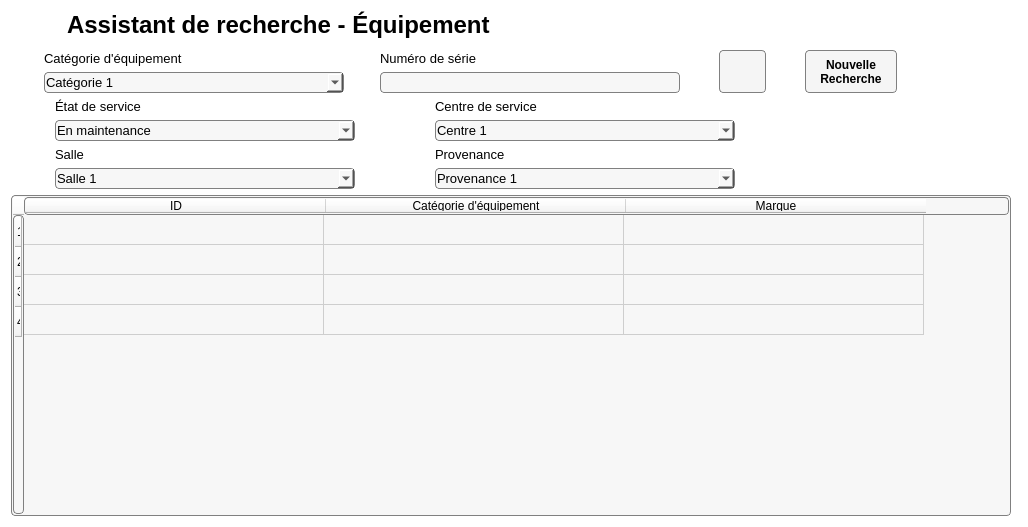
First picture: the form in Interface/FenetresEnUI/fenetreRechEquip.ui, repository ProjetPC2/SIMM2.0-DEV, before the edit.
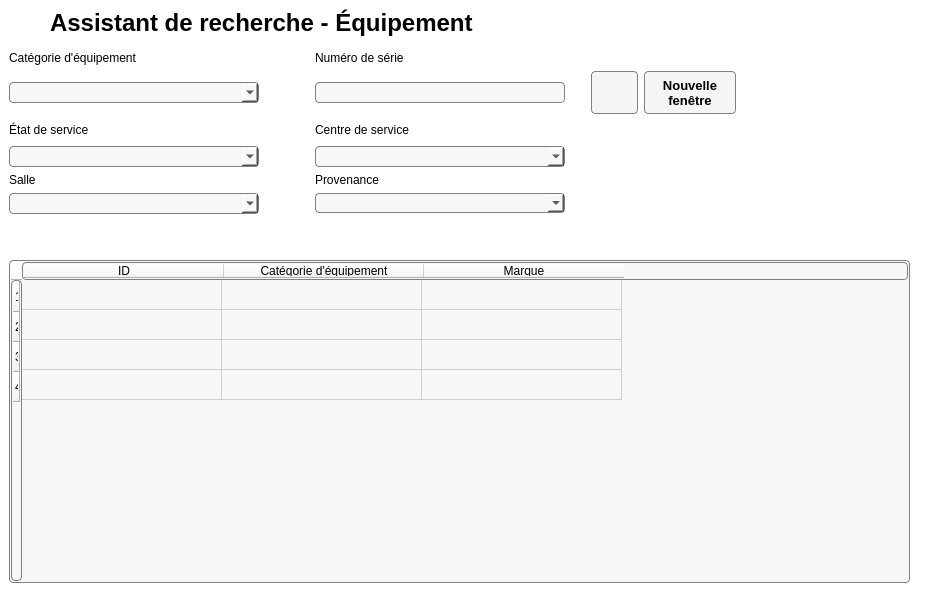
Second picture: the form after the edit. Icons and pictures are not drawn.

Commit message: modif de la fenetre de sab

```diff
--- a/Interface/FenetresEnUI/fenetreRechEquip.ui
+++ b/Interface/FenetresEnUI/fenetreRechEquip.ui
@@ -1,32 +1,70 @@
 <?xml version="1.0" encoding="UTF-8"?>
 <ui version="4.0">
- <class>RechercheEquipement</class>
- <widget class="QWidget" name="RechercheEquipement">
+ <class>MainWindow</class>
+ <widget class="QMainWindow" name="MainWindow">
   <property name="geometry">
    <rect>
     <x>0</x>
     <y>0</y>
-    <width>1028</width>
-    <height>527</height>
+    <width>925</width>
+    <height>614</height>
    </rect>
   </property>
   <property name="windowTitle">
    <string>Form</string>
   </property>
   <property name="styleSheet">
-   <string notr="true">background: white;</string>
+   <string notr="true">QWidget{
+background: white;
+}
+
+QComboBox
+{
+padding: 1px;
+border-style: solid;
+border: 1px solid gray;
+border-radius: 4px;
+background:rgb(247,247,247);
+}
+
+QPushButton {
+color: black;
+background-color:rgb(245, 245, 245);
+border-width: 1px;
+border-color: grey;
+border-style: solid;
+border-radius: 4px;
+
+}
+
+QPushButton:hover {
+background-color: qlineargradient(x1: 0, y1: 1, x2: 0, y2: 0, stop: 0 #edf2f8, stop: 1 #c8d9ea);
+}
+
+QPushButton:pressed {
+background-color: rgb(193, 213, 243);
+}</string>
   </property>
+  <widget class="QWidget" name="centralwidget">
   <layout class="QGridLayout" name="gridLayout_4">
-   <item row="0" column="0">
-    <layout class="QGridLayout" name="gridLayout_6">
+    <item row="1" column="0" colspan="2">
+     <layout class="QGridLayout" name="gridLayout_2">
      <item row="0" column="0">
       <widget class="QLabel" name="logoLoupe">
        <property name="maximumSize">
         <size>
-         <width>50</width>
-         <height>80</height>
-        </size>
-       </property>
+          <width>35</width>
+          <height>16777215</height>
+         </size>
+        </property>
+        <property name="font">
+         <font>
+          <pointsize>10</pointsize>
+         </font>
+        </property>
+        <property name="styleSheet">
+         <string notr="true">background: white;</string>
+        </property>
        <property name="text">
         <string/>
        </property>
@@ -35,27 +73,10 @@
        </property>
       </widget>
      </item>
-     <item row="0" column="3">
-      <spacer name="horizontalSpacer_9">
-       <property name="orientation">
-        <enum>Qt::Horizontal</enum>
-       </property>
-       <property name="sizeType">
-        <enum>QSizePolicy::Fixed</enum>
-       </property>
-       <property name="sizeHint" stdset="0">
-        <size>
-         <width>300</width>
-         <height>20</height>
-        </size>
-       </property>
-      </spacer>
-     </item>
      <item row="0" column="1">
       <widget class="QLabel" name="labelTitre">
        <property name="font">
         <font>
-         <family>MS Shell Dlg 2</family>
          <pointsize>18</pointsize>
          <weight>75</weight>
          <bold>true</bold>
@@ -69,210 +90,7 @@
        </property>
       </widget>
      </item>
-    </layout>
-   </item>
-   <item row="1" column="0">
-    <spacer name="verticalSpacer">
-     <property name="orientation">
-      <enum>Qt::Vertical</enum>
-     </property>
-     <property name="sizeType">
-      <enum>QSizePolicy::Fixed</enum>
-     </property>
-     <property name="sizeHint" stdset="0">
-      <size>
-       <width>20</width>
-       <height>5</height>
-      </size>
-     </property>
-    </spacer>
-   </item>
-   <item row="2" column="0">
-    <layout class="QVBoxLayout" name="verticalLayout">
-     <item>
-      <layout class="QGridLayout" name="gridLayout_5">
        <item row="0" column="4">
-        <widget class="QPushButton" name="boutonActualiser">
-         <property name="minimumSize">
-          <size>
-           <width>47</width>
-           <height>43</height>
-          </size>
-         </property>
-         <property name="maximumSize">
-          <size>
-           <width>47</width>
-           <height>43</height>
-          </size>
-         </property>
-         <property name="cursor">
-          <cursorShape>PointingHandCursor</cursorShape>
-         </property>
-         <property name="styleSheet">
-          <string notr="true">QPushButton {
-color: black;
-background-color:rgb(245, 245, 245);
-border-width: 1px;
-border-color: grey;
-border-style: solid;
-border-radius: 4px;
-padding: 3px;
-font: bold 12px;
-padding-left: 5px;
-padding-right: 5px;
-min-width: 35px;
-max-width:35px;
-min-height: 35px;
-max-height: 35px;
-}
-
-QPushButton:hover {
-background-color: qlineargradient(x1: 0, y1: 1, x2: 0, y2: 0, stop: 0 #edf2f8, stop: 1 #c8d9ea);
-}
-
-QPushButton:pressed {
-background-color: rgb(193, 213, 243);
-}
-</string>
-         </property>
-         <property name="text">
-          <string/>
-         </property>
-         <property name="icon">
-          <iconset>
-           <normaloff>Images/refresh-button-2.png</normaloff>Images/refresh-button-2.png</iconset>
-         </property>
-         <property name="iconSize">
-          <size>
-           <width>50</width>
-           <height>50</height>
-          </size>
-         </property>
-        </widget>
-       </item>
-       <item row="0" column="3">
-        <layout class="QGridLayout" name="gridLayout_9">
-         <item row="0" column="0">
-          <widget class="QLabel" name="labelCategorieEquipement">
-           <property name="font">
-            <font>
-             <family>MS Shell Dlg 2</family>
-             <pointsize>10</pointsize>
-            </font>
-           </property>
-           <property name="styleSheet">
-            <string notr="true">background: white;</string>
-           </property>
-           <property name="text">
-            <string>Catégorie d'équipement</string>
-           </property>
-          </widget>
-         </item>
-         <item row="1" column="2">
-          <widget class="QLineEdit" name="lineEditNumeroSerie">
-           <property name="maximumSize">
-            <size>
-             <width>300</width>
-             <height>16777215</height>
-            </size>
-           </property>
-           <property name="font">
-            <font>
-             <pointsize>10</pointsize>
-            </font>
-           </property>
-           <property name="styleSheet">
-            <string notr="true">padding: 1px;
-border-style: solid;
-border: 1px solid gray;
-border-radius: 4px;
-background:rgb(247,247,247);</string>
-           </property>
-          </widget>
-         </item>
-         <item row="1" column="0">
-          <widget class="QComboBox" name="comboBoxCategorieEquipement">
-           <property name="minimumSize">
-            <size>
-             <width>300</width>
-             <height>0</height>
-            </size>
-           </property>
-           <property name="maximumSize">
-            <size>
-             <width>300</width>
-             <height>16777215</height>
-            </size>
-           </property>
-           <property name="font">
-            <font>
-             <pointsize>10</pointsize>
-            </font>
-           </property>
-           <property name="styleSheet">
-            <string notr="true">padding: 1px;
-border-style: solid;
-border: 1px solid gray;
-border-radius: 4px;
-background:rgb(247,247,247);</string>
-           </property>
-           <item>
-            <property name="text">
-             <string>Catégorie 1</string>
-            </property>
-           </item>
-           <item>
-            <property name="text">
-             <string>Catégorie 2</string>
-            </property>
-           </item>
-           <item>
-            <property name="text">
-             <string>Catégorie 3</string>
-            </property>
-           </item>
-           <item>
-            <property name="text">
-             <string>Catégorie 4</string>
-            </property>
-           </item>
-          </widget>
-         </item>
-         <item row="0" column="2">
-          <widget class="QLabel" name="labelNumeroSerie">
-           <property name="font">
-            <font>
-             <family>MS Shell Dlg 2</family>
-             <pointsize>10</pointsize>
-            </font>
-           </property>
-           <property name="styleSheet">
-            <string notr="true">background: white;</string>
-           </property>
-           <property name="text">
-            <string>Numéro de série</string>
-           </property>
-          </widget>
-         </item>
-         <item row="1" column="1">
-          <spacer name="horizontalSpacer">
-           <property name="orientation">
-            <enum>Qt::Horizontal</enum>
-           </property>
-           <property name="sizeType">
-            <enum>QSizePolicy::Fixed</enum>
-           </property>
-           <property name="sizeHint" stdset="0">
-            <size>
-             <width>30</width>
-             <height>20</height>
-            </size>
-           </property>
-          </spacer>
-         </item>
-        </layout>
-       </item>
-       <item row="0" column="6">
         <spacer name="horizontalSpacer_2">
          <property name="orientation">
           <enum>Qt::Horizontal</enum>
@@ -282,85 +100,72 @@
          </property>
          <property name="sizeHint" stdset="0">
           <size>
-           <width>80</width>
+          <width>180</width>
            <height>20</height>
           </size>
          </property>
         </spacer>
        </item>
-       <item row="0" column="5">
-        <widget class="QPushButton" name="boutonNouvelleRecherche">
-         <property name="minimumSize">
-          <size>
-           <width>92</width>
-           <height>43</height>
-          </size>
-         </property>
-         <property name="maximumSize">
+      <item row="1" column="1">
+       <spacer name="verticalSpacer_2">
+        <property name="orientation">
+         <enum>Qt::Vertical</enum>
+        </property>
+        <property name="sizeType">
+         <enum>QSizePolicy::Fixed</enum>
+        </property>
+        <property name="sizeHint" stdset="0">
           <size>
-           <width>92</width>
-           <height>43</height>
-          </size>
-         </property>
-         <property name="font">
-          <font>
-           <pointsize>-1</pointsize>
-           <weight>75</weight>
-           <italic>false</italic>
-           <bold>true</bold>
-          </font>
-         </property>
-         <property name="cursor">
-          <cursorShape>PointingHandCursor</cursorShape>
-         </property>
-         <property name="styleSheet">
-          <string notr="true">QPushButton {
-color: black;
-background-color:rgb(245, 245, 245);
-border-width: 1px;
-border-color: grey;
-border-style: solid;
-border-radius: 4px;
-padding: 3px;
-font: bold 12px;
-padding-left: 5px;
-padding-right: 5px;
-min-width: 80px;
-max-width: 80px;
-min-height: 35px;
-max-height: 35px;
-}
-
-QPushButton:hover {
-background-color: qlineargradient(x1: 0, y1: 1, x2: 0, y2: 0, stop: 0 #edf2f8, stop: 1 #c8d9ea);
-}
-
-QPushButton:pressed {
-background-color: rgb(193, 213, 243);
-}
-</string>
-         </property>
-         <property name="text">
-          <string>Nouvelle
-Recherche</string>
-         </property>
-        </widget>
+          <width>40</width>
+          <height>8</height>
+         </size>
+        </property>
+       </spacer>
        </item>
       </layout>
      </item>
-     <item>
+    <item row="2" column="0">
       <layout class="QGridLayout" name="gridLayout_3">
-       <item row="1" column="2">
+      <item row="0" column="0">
+       <layout class="QHBoxLayout" name="horizontalLayout_2">
+        <item>
+         <layout class="QGridLayout" name="gridLayout">
+          <item row="0" column="0" alignment="Qt::AlignLeft">
+           <widget class="QLabel" name="labelCategorieEquipement">
+            <property name="styleSheet">
+             <string notr="true">background: white;</string>
+            </property>
+            <property name="text">
+             <string>Catégorie d'équipement</string>
+            </property>
+           </widget>
+          </item>
+          <item row="3" column="2">
         <widget class="QComboBox" name="comboBoxCentreService">
-         <property name="sizePolicy">
-          <sizepolicy hsizetype="Expanding" vsizetype="Fixed">
-           <horstretch>0</horstretch>
-           <verstretch>0</verstretch>
-          </sizepolicy>
+            <property name="minimumSize">
+             <size>
+              <width>250</width>
+              <height>0</height>
+             </size>
+            </property>
+            <property name="font">
+             <font>
+              <pointsize>10</pointsize>
+             </font>
+            </property>
+           </widget>
+          </item>
+          <item row="3" column="0">
+           <widget class="QComboBox" name="comboBoxEtatService">
+            <property name="minimumSize">
+             <size>
+              <width>250</width>
+              <height>0</height>
+             </size>
          </property>
          <property name="maximumSize">
           <size>
-           <width>300</width>
+              <width>250</width>
            <height>16777215</height>
           </size>
          </property>
@@ -369,38 +174,10 @@
            <pointsize>10</pointsize>
           </font>
          </property>
-         <property name="styleSheet">
-          <string notr="true">padding: 1px;
-border-style: solid;
-border: 1px solid gray;
-border-radius: 4px;
-background:rgb(247,247,247);</string>
-         </property>
-         <item>
-          <property name="text">
-           <string>Centre 1</string>
-          </property>
-         </item>
-         <item>
-          <property name="text">
-           <string>Centre 2</string>
-          </property>
-         </item>
-         <item>
-          <property name="text">
-           <string>Centre 3</string>
-          </property>
-         </item>
-        </widget>
-       </item>
-       <item row="0" column="0">
+           </widget>
+          </item>
+          <item row="2" column="0">
         <widget class="QLabel" name="labelEtatService">
-         <property name="font">
-          <font>
-           <family>MS Shell Dlg 2</family>
-           <pointsize>10</pointsize>
-          </font>
-         </property>
          <property name="styleSheet">
           <string notr="true">background: white;</string>
          </property>
@@ -409,24 +186,18 @@
          </property>
         </widget>
        </item>
-       <item row="1" column="1">
-        <spacer name="horizontalSpacer_3">
-         <property name="orientation">
-          <enum>Qt::Horizontal</enum>
-         </property>
-         <property name="sizeType">
-          <enum>QSizePolicy::Fixed</enum>
-         </property>
-         <property name="sizeHint" stdset="0">
+          <item row="5" column="2">
+           <widget class="QComboBox" name="comboBoxProvenance">
+            <property name="minimumSize">
           <size>
-           <width>30</width>
-           <height>20</height>
-          </size>
-         </property>
-        </spacer>
-       </item>
-       <item row="1" column="3">
-        <spacer name="horizontalSpacer_4">
+              <width>250</width>
+              <height>0</height>
+             </size>
+            </property>
+           </widget>
+          </item>
+          <item row="2" column="1">
+           <spacer name="horizontalSpacer">
          <property name="orientation">
           <enum>Qt::Horizontal</enum>
          </property>
@@ -435,20 +206,14 @@
          </property>
          <property name="sizeHint" stdset="0">
           <size>
-           <width>230</width>
+              <width>50</width>
            <height>20</height>
           </size>
          </property>
         </spacer>
        </item>
-       <item row="0" column="2">
+          <item row="2" column="2">
         <widget class="QLabel" name="labelCentreService">
-         <property name="font">
-          <font>
-           <family>MS Shell Dlg 2</family>
-           <pointsize>10</pointsize>
-          </font>
-         </property>
          <property name="styleSheet">
           <string notr="true">background: white;</string>
          </property>
@@ -458,16 +223,16 @@
         </widget>
        </item>
        <item row="1" column="0">
-        <widget class="QComboBox" name="comboBoxEtatService">
+           <widget class="QComboBox" name="comboBoxCategorieEquipement">
          <property name="minimumSize">
           <size>
-           <width>300</width>
+              <width>250</width>
            <height>0</height>
           </size>
          </property>
          <property name="maximumSize">
           <size>
-           <width>300</width>
+              <width>250</width>
            <height>16777215</height>
           </size>
          </property>
@@ -476,39 +241,19 @@
            <pointsize>10</pointsize>
           </font>
          </property>
-         <property name="styleSheet">
-          <string notr="true">padding: 1px;
-border-style: solid;
-border: 1px solid gray;
-border-radius: 4px;
-background:rgb(247,247,247);</string>
-         </property>
-         <item>
-          <property name="text">
-           <string>En maintenance</string>
-          </property>
-         </item>
-         <item>
-          <property name="text">
-           <string>En réparation</string>
-          </property>
-         </item>
-         <item>
-          <property name="text">
-           <string>Au rebus</string>
-          </property>
-         </item>
-        </widget>
-       </item>
-      </layout>
-     </item>
-     <item>
-      <layout class="QGridLayout" name="gridLayout">
+           </widget>
+          </item>
        <item row="1" column="2">
-        <widget class="QComboBox" name="comboBoxProvenance">
+           <widget class="QLineEdit" name="lineEditNumeroSerie">
+            <property name="minimumSize">
+             <size>
+              <width>250</width>
+              <height>0</height>
+             </size>
+            </property>
          <property name="maximumSize">
           <size>
-           <width>300</width>
+              <width>250</width>
            <height>16777215</height>
           </size>
          </property>
@@ -524,34 +269,29 @@
 border-radius: 4px;
 background:rgb(247,247,247);</string>
          </property>
-         <item>
-          <property name="text">
-           <string>Provenance 1</string>
-          </property>
-         </item>
-         <item>
-          <property name="text">
-           <string>Provenance 2</string>
-          </property>
-         </item>
-         <item>
+           </widget>
+          </item>
+          <item row="0" column="2">
+           <widget class="QLabel" name="labelNumeroSerie">
+            <property name="styleSheet">
+             <string notr="true">background: white;</string>
+            </property>
           <property name="text">
-           <string>Provenance 3</string>
-          </property>
-         </item>
-        </widget>
-       </item>
-       <item row="1" column="0">
+             <string>Numéro de série</string>
+            </property>
+           </widget>
+          </item>
+          <item row="5" column="0">
         <widget class="QComboBox" name="comboBoxSalle">
          <property name="minimumSize">
           <size>
-           <width>300</width>
+              <width>250</width>
            <height>0</height>
           </size>
          </property>
          <property name="maximumSize">
           <size>
-           <width>300</width>
+              <width>250</width>
            <height>16777215</height>
           </size>
          </property>
@@ -560,54 +300,10 @@
            <pointsize>10</pointsize>
           </font>
          </property>
-         <property name="styleSheet">
-          <string notr="true">padding: 1px;
-border-style: solid;
-border: 1px solid gray;
-border-radius: 4px;
-background:rgb(247,247,247);</string>
-         </property>
-         <item>
-          <property name="text">
-           <string>Salle 1</string>
-          </property>
-         </item>
-         <item>
-          <property name="text">
-           <string>Salle 2</string>
-          </property>
-         </item>
-         <item>
-          <property name="text">
-           <string>Salle 3</string>
-          </property>
-         </item>
-        </widget>
-       </item>
-       <item row="1" column="3">
-        <spacer name="horizontalSpacer_6">
-         <property name="orientation">
-          <enum>Qt::Horizontal</enum>
-         </property>
-         <property name="sizeType">
-          <enum>QSizePolicy::Fixed</enum>
-         </property>
-         <property name="sizeHint" stdset="0">
-          <size>
-           <width>230</width>
-           <height>20</height>
-          </size>
-         </property>
-        </spacer>
-       </item>
-       <item row="0" column="2">
+           </widget>
+          </item>
+          <item row="4" column="2">
         <widget class="QLabel" name="labelProvenance">
-         <property name="font">
-          <font>
-           <family>MS Shell Dlg 2</family>
-           <pointsize>10</pointsize>
-          </font>
-         </property>
          <property name="styleSheet">
           <string notr="true">background: white;</string>
          </property>
@@ -616,30 +312,8 @@
          </property>
         </widget>
        </item>
-       <item row="1" column="1">
-        <spacer name="horizontalSpacer_5">
-         <property name="orientation">
-          <enum>Qt::Horizontal</enum>
-         </property>
-         <property name="sizeType">
-          <enum>QSizePolicy::Fixed</enum>
-         </property>
-         <property name="sizeHint" stdset="0">
-          <size>
-           <width>30</width>
-           <height>20</height>
-          </size>
-         </property>
-        </spacer>
-       </item>
-       <item row="0" column="0">
+          <item row="4" column="0">
         <widget class="QLabel" name="labelSalle">
-         <property name="font">
-          <font>
-           <family>MS Shell Dlg 2</family>
-           <pointsize>10</pointsize>
-          </font>
-         </property>
          <property name="styleSheet">
           <string notr="true">background: white;</string>
          </property>
@@ -648,28 +322,123 @@
          </property>
         </widget>
        </item>
-      </layout>
-     </item>
-     <item>
-      <layout class="QGridLayout" name="gridLayout_2">
-       <item row="0" column="0">
+          <item row="1" column="4">
+           <widget class="QPushButton" name="boutonActualiser">
+            <property name="minimumSize">
+             <size>
+              <width>47</width>
+              <height>43</height>
+             </size>
+            </property>
+            <property name="maximumSize">
+             <size>
+              <width>47</width>
+              <height>43</height>
+             </size>
+            </property>
+            <property name="cursor">
+             <cursorShape>PointingHandCursor</cursorShape>
+            </property>
+            <property name="text">
+             <string/>
+            </property>
+            <property name="icon">
+             <iconset>
+              <normaloff>../Documents/GitHub/SIMM2.0-DEV/Interface/FenetresEnUI/Images/refresh-button-2.png</normaloff>../Documents/GitHub/SIMM2.0-DEV/Interface/FenetresEnUI/Images/refresh-button-2.png</iconset>
+            </property>
+            <property name="iconSize">
+             <size>
+              <width>50</width>
+              <height>50</height>
+             </size>
+            </property>
+           </widget>
+          </item>
+          <item row="1" column="5">
+           <widget class="QPushButton" name="boutonNouvelleRecherche">
+            <property name="minimumSize">
+             <size>
+              <width>92</width>
+              <height>43</height>
+             </size>
+            </property>
+            <property name="maximumSize">
+             <size>
+              <width>92</width>
+              <height>43</height>
+             </size>
+            </property>
+            <property name="font">
+             <font>
+              <pointsize>10</pointsize>
+              <weight>75</weight>
+              <bold>true</bold>
+             </font>
+            </property>
+            <property name="cursor">
+             <cursorShape>PointingHandCursor</cursorShape>
+            </property>
+            <property name="text">
+             <string>Nouvelle
+fenêtre</string>
+            </property>
+           </widget>
+          </item>
+          <item row="1" column="6">
+           <spacer name="horizontalSpacer_3">
+            <property name="orientation">
+             <enum>Qt::Horizontal</enum>
+            </property>
+            <property name="sizeHint" stdset="0">
+             <size>
+              <width>40</width>
+              <height>20</height>
+             </size>
+            </property>
+           </spacer>
+          </item>
+          <item row="1" column="3">
+           <spacer name="horizontalSpacer_4">
+            <property name="orientation">
+             <enum>Qt::Horizontal</enum>
+            </property>
+            <property name="sizeType">
+             <enum>QSizePolicy::Fixed</enum>
+            </property>
+            <property name="sizeHint" stdset="0">
+             <size>
+              <width>20</width>
+              <height>20</height>
+             </size>
+            </property>
+           </spacer>
+          </item>
+         </layout>
+        </item>
+       </layout>
+      </item>
+      <item row="1" column="0">
+       <spacer name="verticalSpacer">
+        <property name="orientation">
+         <enum>Qt::Vertical</enum>
+        </property>
+        <property name="sizeType">
+         <enum>QSizePolicy::Fixed</enum>
+        </property>
+        <property name="sizeHint" stdset="0">
+         <size>
+          <width>5</width>
+          <height>40</height>
+         </size>
+        </property>
+       </spacer>
+      </item>
+      <item row="2" column="0">
         <widget class="QTableWidget" name="tableResultats">
-         <property name="minimumSize">
-          <size>
-           <width>1000</width>
-           <height>0</height>
-          </size>
-         </property>
-         <property name="maximumSize">
-          <size>
-           <width>16777215</width>
-           <height>500</height>
-          </size>
-         </property>
          <property name="font">
           <font>
-           <family>MS Reference Sans Serif</family>
-           <pointsize>12</pointsize>
+          <family>MS Shell Dlg 2</family>
+          <pointsize>10</pointsize>
           </font>
          </property>
          <property name="styleSheet">
@@ -680,7 +449,16 @@
 background:rgb(247,247,247);</string>
          </property>
          <attribute name="horizontalHeaderDefaultSectionSize">
-          <number>300</number>
+         <number>200</number>
+        </attribute>
+        <attribute name="horizontalHeaderMinimumSectionSize">
+         <number>150</number>
+        </attribute>
+        <attribute name="verticalHeaderDefaultSectionSize">
+         <number>30</number>
+        </attribute>
+        <attribute name="verticalHeaderMinimumSectionSize">
+         <number>25</number>
          </attribute>
          <row>
           <property name="text">
@@ -722,21 +500,18 @@
       </layout>
      </item>
     </layout>
-   </item>
-   <item row="2" column="1">
-    <spacer name="horizontalSpacer_7">
-     <property name="orientation">
-      <enum>Qt::Horizontal</enum>
-     </property>
-     <property name="sizeHint" stdset="0">
-      <size>
-       <width>40</width>
-       <height>20</height>
-      </size>
-     </property>
-    </spacer>
-   </item>
-  </layout>
+  </widget>
+  <widget class="QMenuBar" name="menubar">
+   <property name="geometry">
+    <rect>
+     <x>0</x>
+     <y>0</y>
+     <width>925</width>
+     <height>21</height>
+    </rect>
+   </property>
+  </widget>
+  <widget class="QStatusBar" name="statusbar"/>
  </widget>
  <resources/>
  <connections/>
```
Left out of the diff: 4 changed lines with no effect on the pictures. Lines whose indentation alone changed are shown as unchanged.
